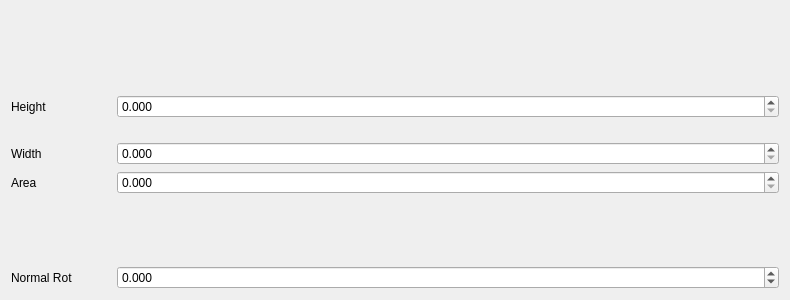
The window that TIGLViewer/src/modificators/ModificatorElementWidget.ui (DLR-SC/tigl) describes before a commit, drawn with Qt 5.
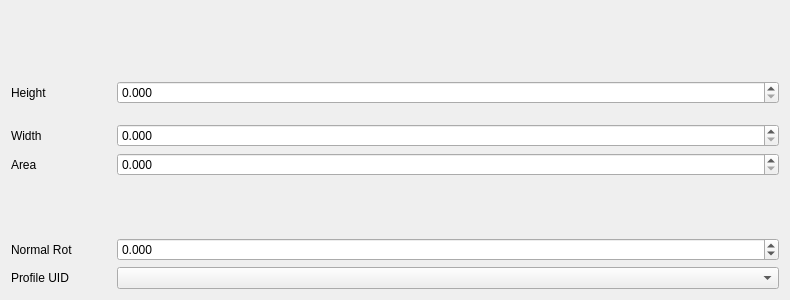
The same window after the commit. Custom widgets are drawn as their Qt base class.

Commit message: Add set profiles function in GUI

Diff of the .ui file:
```diff
--- a/TIGLViewer/src/modificators/ModificatorElementWidget.ui
+++ b/TIGLViewer/src/modificators/ModificatorElementWidget.ui
@@ -184,6 +184,36 @@
      </item>
     </layout>
    </item>
+   <item>
+    <layout class="QHBoxLayout" name="horizontalLayout_5">
+     <item>
+      <widget class="QLabel" name="profileLabel">
+       <property name="minimumSize">
+        <size>
+         <width>100</width>
+         <height>0</height>
+        </size>
+       </property>
+       <property name="maximumSize">
+        <size>
+         <width>100</width>
+         <height>16777215</height>
+        </size>
+       </property>
+       <property name="text">
+        <string>Profile UID</string>
+       </property>
+      </widget>
+     </item>
+     <item>
+      <widget class="QComboBox" name="profileComboBox">
+       <property name="toolTip">
+        <string>&lt;html&gt;&lt;head/&gt;&lt;body&gt;&lt;p&gt;The profile uid used by this element. &lt;/p&gt;&lt;/body&gt;&lt;/html&gt;</string>
+       </property>
+      </widget>
+     </item>
+    </layout>
+   </item>
   </layout>
  </widget>
  <customwidgets>
```
Left out of the diff: 21 changed lines with no effect on the pictures. The commit also changes 12 other files.
